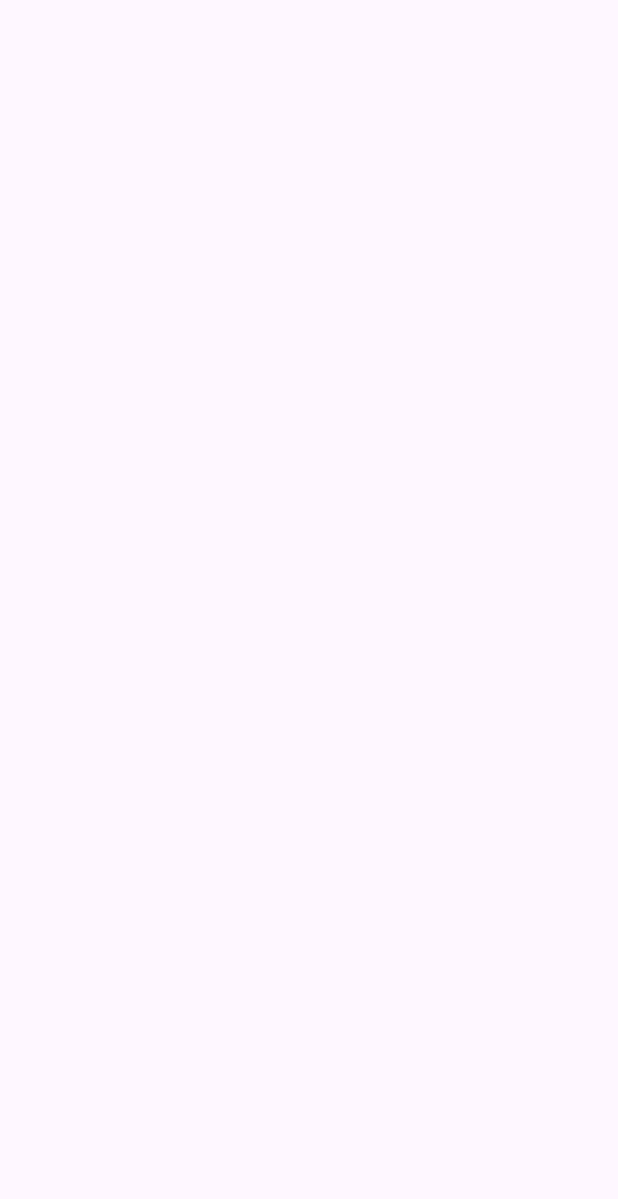
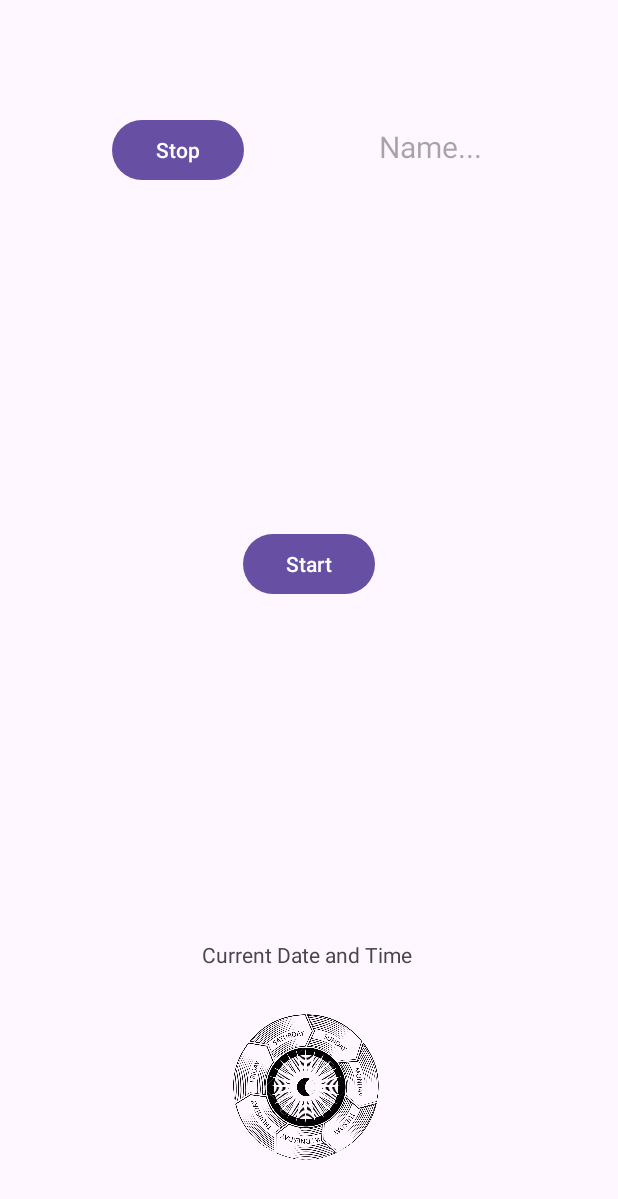
Before and after one commit to notBASIL/WeatherApp-Project, an Android app: the screen it shows after launch (MainActivity), on a phone screen of 412 x 824 dp. Before the commit the part shown is empty. Shown: the top 1199 px of the screen. Run offline under Robolectric (Android 15) with nearby library versions, the phone set to English and light mode, and no system bars.

Commit message:
segments and basic animation done

```diff
--- /dev/null
+++ b/app/src/main/java/com/example/weatherapp/BottomSegmentFragment.kt
@@ -0,0 +1,40 @@
+package com.example.weatherapp
+
+import android.animation.ObjectAnimator
+import android.os.Bundle
+import android.view.LayoutInflater
+import android.view.View
+import android.view.ViewGroup
+import android.view.animation.LinearInterpolator
+import android.widget.ImageView
+import androidx.fragment.app.Fragment
+import com.example.weatherapp.R
+
+class BottomSegmentFragment : Fragment() {
+
+    private lateinit var turningWheelImageView: ImageView
+    private lateinit var rotationAnimator: ObjectAnimator
+
+    override fun onCreateView(
+        inflater: LayoutInflater, container: ViewGroup?,
+        savedInstanceState: Bundle?
+    ): View? {
+        val view = inflater.inflate(R.layout.fragment_bottom_segment, container, false)
+
+        turningWheelImageView = view.findViewById(R.id.bottomTurningWheelImageView)
+
+        rotationAnimator = ObjectAnimator.ofFloat(turningWheelImageView, "rotation", 0f, 360f)
+        rotationAnimator.duration = 3000
+        rotationAnimator.interpolator = LinearInterpolator()
+        rotationAnimator.repeatCount = ObjectAnimator.INFINITE
+        rotationAnimator.repeatMode = ObjectAnimator.RESTART
+        rotationAnimator.start()
+
+        return view
+    }
+
+    override fun onDestroyView() {
+        super.onDestroyView()
+        rotationAnimator.cancel()
+    }
+}
--- /dev/null
+++ b/app/src/main/java/com/example/weatherapp/TopSegmentFragment.kt
@@ -0,0 +1,74 @@
+package com.example.weatherapp
+
+import android.animation.ArgbEvaluator
+import android.animation.ObjectAnimator
+import android.animation.ValueAnimator
+import android.content.res.Resources
+import android.media.MediaPlayer
+import android.os.Bundle
+import android.view.LayoutInflater
+import android.view.View
+import android.view.ViewGroup
+import android.widget.Button
+import androidx.fragment.app.Fragment
+import com.example.weatherapp.R
+
+class TopSegmentFragment : Fragment() {
+
+    private lateinit var startButton: Button
+    private lateinit var stopButton: Button
+
+    private lateinit var backgroundColorAnimator: ObjectAnimator
+    private lateinit var mediaPlayer: MediaPlayer
+
+    override fun onCreateView(
+        inflater: LayoutInflater, container: ViewGroup?,
+        savedInstanceState: Bundle?
+    ): View? {
+        val view = inflater.inflate(R.layout.fragment_top_segment, container, false)
+
+        startButton = view.findViewById(R.id.startButton)
+        stopButton = view.findViewById(R.id.stopButton)
+
+        startButton.setOnClickListener {
+            startAnimations()
+            startMusic()
+        }
+
+        stopButton.setOnClickListener {
+            stopAnimations()
+            stopMusic()
+        }
+
+        return view
+    }
+
+    private fun startAnimations() {
+        val startColor = Resources.getSystem().getColor(android.R.color.holo_red_light, null)
+        val endColor = Resources.getSystem().getColor(android.R.color.holo_blue_light, null)
+
+        backgroundColorAnimator = ObjectAnimator.ofInt(
+            view?.findViewById(R.id.topLayout), // Replace with the actual ID of your fragment's root layout
+            "backgroundColor",
+            startColor, endColor
+        )
+        backgroundColorAnimator.setEvaluator(ArgbEvaluator())
+        backgroundColorAnimator.duration = 5000
+        backgroundColorAnimator.start()
+    }
+
+
+    private fun startMusic() {
+        mediaPlayer = MediaPlayer.create(context, R.raw.spring_song)
+        mediaPlayer.start()
+    }
+
+    private fun stopAnimations() {
+        backgroundColorAnimator.cancel()
+    }
+
+    private fun stopMusic() {
+        mediaPlayer.stop()
+        mediaPlayer.release()
+    }
+}
--- a/app/src/main/res/layout/activity_main.xml
+++ b/app/src/main/res/layout/activity_main.xml
@@ -1,7 +1,25 @@
-<?xml version="1.0" encoding="utf-8"?>
 <androidx.constraintlayout.widget.ConstraintLayout xmlns:android="http://schemas.android.com/apk/res/android"
     xmlns:app="http://schemas.android.com/apk/res-auto"
     xmlns:tools="http://schemas.android.com/tools"
     android:layout_width="match_parent"
     android:layout_height="match_parent"
-    tools:context=".MainActivity"/>
+    tools:context=".MainActivity">
+
+    <fragment
+        android:id="@+id/topFragment"
+        android:name="com.example.weatherapp.TopSegmentFragment"
+        android:layout_width="413dp"
+        android:layout_height="474dp"
+        app:layout_constraintTop_toTopOf="parent"
+        tools:layout_editor_absoluteX="-2dp" />
+
+    <fragment
+        android:id="@+id/bottomFragment"
+        android:name="com.example.weatherapp.BottomSegmentFragment"
+        android:layout_width="409dp"
+        android:layout_height="254dp"
+        android:layout_marginBottom="3dp"
+        app:layout_constraintBottom_toBottomOf="parent"
+        tools:layout_editor_absoluteX="2dp" />
+
+</androidx.constraintlayout.widget.ConstraintLayout>
--- /dev/null
+++ b/app/src/main/res/layout/fragment_bottom_segment.xml
@@ -0,0 +1,32 @@
+<androidx.constraintlayout.widget.ConstraintLayout xmlns:android="http://schemas.android.com/apk/res/android"
+    xmlns:app="http://schemas.android.com/apk/res-auto"
+    xmlns:tools="http://schemas.android.com/tools"
+    android:layout_width="match_parent"
+    android:layout_height="match_parent"
+    tools:context=".BottomSegmentFragment">
+
+    <TextView
+        android:id="@+id/bottomDateTimeTextView"
+        android:layout_width="wrap_content"
+        android:layout_height="wrap_content"
+        android:layout_marginTop="60dp"
+        android:text="Current Date and Time"
+        app:layout_constraintEnd_toEndOf="parent"
+        app:layout_constraintHorizontal_bias="0.5"
+        app:layout_constraintStart_toStartOf="parent"
+        app:layout_constraintTop_toTopOf="parent" />
+
+    <ImageView
+        android:id="@+id/bottomTurningWheelImageView"
+        android:layout_width="100dp"
+        android:layout_height="100dp"
+        android:layout_marginTop="108dp"
+        android:src="@drawable/wheeloftime"
+        app:layout_constraintEnd_toEndOf="parent"
+        app:layout_constraintHorizontal_bias="0.498"
+        app:layout_constraintStart_toStartOf="parent"
+        app:layout_constraintTop_toTopOf="parent" />
+
+    <!-- Other UI elements for seasonal images and animations can be added here -->
+
+</androidx.constraintlayout.widget.ConstraintLayout>
--- /dev/null
+++ b/app/src/main/res/layout/fragment_top_segment.xml
@@ -0,0 +1,46 @@
+<androidx.constraintlayout.widget.ConstraintLayout xmlns:android="http://schemas.android.com/apk/res/android"
+    xmlns:app="http://schemas.android.com/apk/res-auto"
+    xmlns:tools="http://schemas.android.com/tools"
+    android:id="@+id/topLayout"
+    android:layout_width="match_parent"
+    android:layout_height="match_parent"
+    tools:context=".TopSegmentFragment">
+
+    <Button
+        android:id="@+id/startButton"
+        android:layout_width="wrap_content"
+        android:layout_height="wrap_content"
+        android:layout_marginTop="352dp"
+        android:text="Start"
+        app:layout_constraintEnd_toEndOf="parent"
+        app:layout_constraintHorizontal_bias="0.498"
+        app:layout_constraintStart_toStartOf="parent"
+        app:layout_constraintTop_toTopOf="parent" />
+
+    <Button
+        android:id="@+id/stopButton"
+        android:layout_width="wrap_content"
+        android:layout_height="wrap_content"
+        android:layout_marginTop="76dp"
+        android:layout_marginEnd="108dp"
+        android:text="Stop"
+        app:layout_constraintEnd_toEndOf="parent"
+        app:layout_constraintHorizontal_bias="0.344"
+        app:layout_constraintStart_toStartOf="parent"
+        app:layout_constraintTop_toTopOf="parent" />
+
+    <TextView
+        android:id="@+id/textView"
+        android:layout_width="wrap_content"
+        android:layout_height="wrap_content"
+        android:layout_marginTop="84dp"
+        android:hint="Name..."
+        android:textSize="20sp"
+        app:layout_constraintEnd_toEndOf="parent"
+        app:layout_constraintHorizontal_bias="0.733"
+        app:layout_constraintStart_toStartOf="parent"
+        app:layout_constraintTop_toTopOf="parent" />
+
+    <!-- Other animated elements (clouds, sun, birds) can be added here -->
+
+</androidx.constraintlayout.widget.ConstraintLayout>
--- a/app/src/main/res/values/strings.xml
+++ b/app/src/main/res/values/strings.xml
@@ -1,3 +1,5 @@
 <resources>
     <string name="app_name">Weather App</string>
+    <!-- TODO: Remove or change this placeholder text -->
+    <string name="hello_blank_fragment">Hello blank fragment</string>
 </resources>
```
